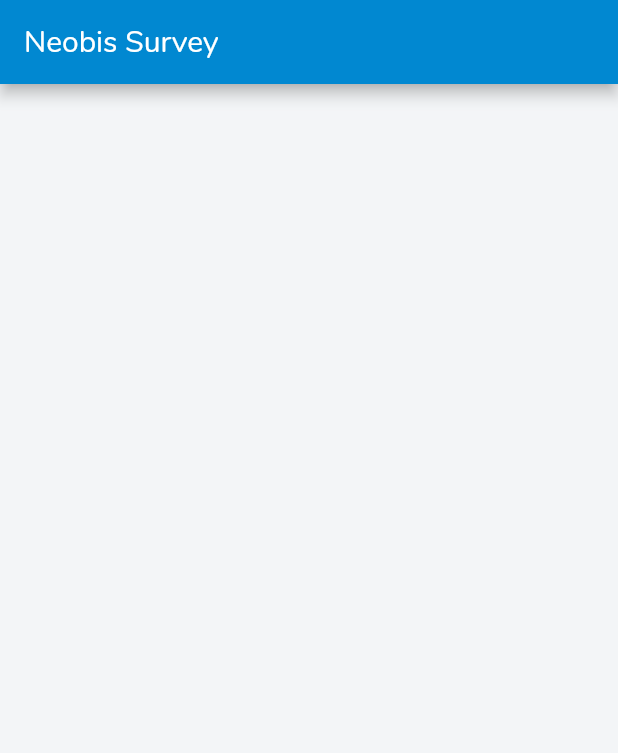
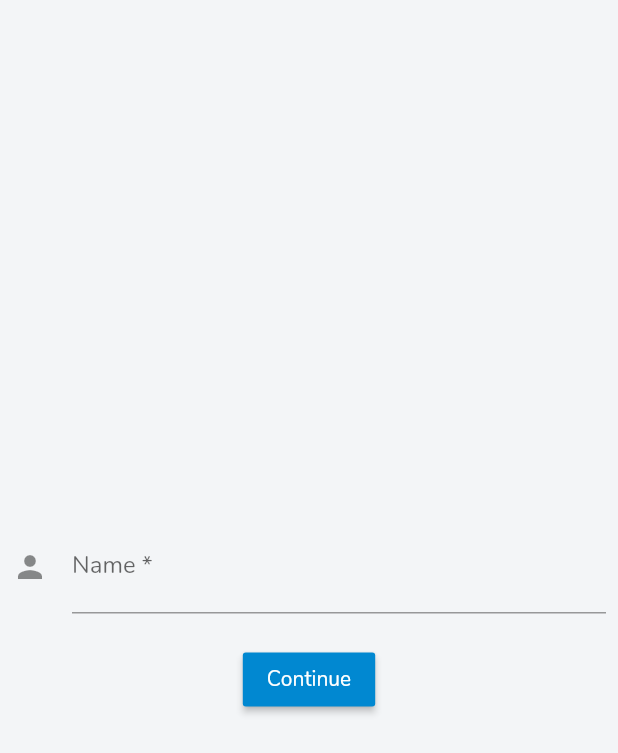
Before and after one commit to Rysbai/my_survey_mobile, a Flutter app: the screen it shows after launch, on a phone screen of 412 x 824 dp. Shown: the top 753 px of the screen. Run offline on Flutter 3.47's test engine with Material 2 defaults, Android fonts, the phone set to English and light mode, and no system bars; our stand-ins replace graphql, shared_preferences.

Commit message:
Implemented auth

```diff
--- /dev/null
+++ b/lib/api/user.dart
@@ -0,0 +1,38 @@
+import 'package:graphql/client.dart';
+import 'package:neobissurvey/api/base.dart';
+import 'package:neobissurvey/constants/shared_presences_keys.dart';
+import 'package:neobissurvey/entities/user.dart';
+import 'package:neobissurvey/factories/user.dart';
+import 'package:shared_preferences/shared_preferences.dart';
+
+class UserApi {
+  static Future<User> auth(User user) async {
+    final String query = r'''
+      mutation CreateSurvey ($name: String!) {
+        auth(name: $name)
+          {
+            message,
+            token,
+            user
+              { id, name}
+          }
+        }
+    ''';
+
+    final QueryOptions queryOptions = QueryOptions(
+        documentNode: gql(query),
+        variables: <String, dynamic>{"name": user.name});
+
+    final QueryResult result = await client.query(queryOptions);
+
+    if (result.hasException) {
+      throw Exception('WTF');
+    }
+
+    final String token = result.data['auth']['token'];
+    final prefs = await SharedPreferences.getInstance();
+    prefs.setString(USER_TOKEN, token);
+
+    return UserEntityFactory.fromMap(result.data["auth"]["user"]);
+  }
+}
--- /dev/null
+++ b/lib/constants/auth_statuses.dart
@@ -0,0 +1,4 @@
+const String AUTH_NOT_DETERMINED = 'AUTH_NOT_DETERMINED';
+const String AUTH_IN_PROGRESS = "AUTH_IN_PROGRESS";
+const String AUTH_FAILED = "AUTH_FAILED";
+const String AUTH_SUCCEEDED = "AUTH_SUCCEEDED";
--- /dev/null
+++ b/lib/constants/shared_presences_keys.dart
@@ -0,0 +1 @@
+const String USER_TOKEN = 'userToken';
--- /dev/null
+++ b/lib/entities/user.dart
@@ -0,0 +1,6 @@
+class User {
+  String id;
+  String name;
+
+  User({this.id, this.name});
+}
--- /dev/null
+++ b/lib/factories/user.dart
@@ -0,0 +1,19 @@
+import 'dart:convert';
+
+import 'package:neobissurvey/entities/user.dart';
+
+class UserEntityFactory {
+  static User fromJsonString(String jsonString) {
+    final data = json.decode(jsonString);
+
+    return UserEntityFactory.fromMap(data);
+  }
+
+  static User fromMap(Map<String, dynamic> map) {
+    return UserEntityFactory.create(id: map["id"], name: map["name"]);
+  }
+
+  static User create({String id, String name}) {
+    return User(id: id, name: name);
+  }
+}
--- a/lib/main.dart
+++ b/lib/main.dart
@@ -1,5 +1,5 @@
 import 'package:flutter/material.dart';
-import 'package:neobissurvey/screens/home.dart';
+import 'package:neobissurvey/screens/root_screen.dart';
 import 'package:neobissurvey/theme/main.dart';
 
 void main() {
@@ -10,9 +10,9 @@ class MyApp extends StatelessWidget {
   @override
   Widget build(BuildContext context) {
     return MaterialApp(
-      title: 'Neobis Survey',
+      title: 'NeobisSurvey',
       theme: defaultTheme,
-      home: HomeScreen(),
+      home: RootScreen(),
     );
   }
 }
--- /dev/null
+++ b/lib/screens/login.dart
@@ -0,0 +1,73 @@
+import 'package:flutter/cupertino.dart';
+import 'package:flutter/material.dart';
+import 'package:neobissurvey/api/user.dart';
+import 'package:neobissurvey/constants/auth_statuses.dart';
+import 'package:neobissurvey/entities/user.dart';
+import 'package:neobissurvey/factories/user.dart';
+import 'package:neobissurvey/screens/home.dart';
+
+class AuthScreen extends StatefulWidget {
+  AuthScreen({Key key, this.loginSuccessCallback}) : super(key: key);
+  final VoidCallback loginSuccessCallback;
+  _AuthScreenState createState() => _AuthScreenState();
+}
+
+class _AuthScreenState extends State<AuthScreen> {
+  final _textInputKey = new GlobalKey<FormState>();
+  String authState = AUTH_NOT_DETERMINED;
+
+  @override
+  Widget build(BuildContext context) {
+    return Scaffold(
+      body: Padding(
+        padding: const EdgeInsets.all(8.0),
+        child: Center(
+            child: Column(
+          mainAxisAlignment: MainAxisAlignment.center,
+          crossAxisAlignment: CrossAxisAlignment.center,
+          children: <Widget>[
+            Form(
+              key: _textInputKey,
+              child: TextFormField(
+                decoration: InputDecoration(
+                    icon: Icon(Icons.person),
+                    hintText: 'Enter your name',
+                    labelText: 'Name *'),
+                onSaved: (String name) {
+                  final User user =
+                      UserEntityFactory.create(id: '', name: name);
+                  UserApi.auth(user)
+                      .then((value) => widget.loginSuccessCallback())
+                      .catchError((exception) => {});
+                },
+              ),
+            ),
+            SizedBox(height: 20.0),
+            RaisedButton(
+              color: Theme.of(context).primaryColor,
+              child: Text(
+                'Continue',
+                style: TextStyle(color: Colors.white),
+              ),
+              onPressed: authState == AUTH_IN_PROGRESS
+                  ? null
+                  : () {
+                      setState(() {
+                        authState = AUTH_IN_PROGRESS;
+                      });
+                      final form = _textInputKey.currentState;
+                      if (form.validate()) {
+                        form.save();
+                      } else {
+                        setState(() {
+                          authState = AUTH_FAILED;
+                        });
+                      }
+                    },
+            )
+          ],
+        )),
+      ),
+    );
+  }
+}
--- /dev/null
+++ b/lib/screens/root_screen.dart
@@ -0,0 +1,55 @@
+import 'package:flutter/material.dart';
+import 'package:neobissurvey/constants/auth_statuses.dart';
+import 'package:neobissurvey/screens/home.dart';
+import 'package:neobissurvey/screens/login.dart';
+import 'package:shared_preferences/shared_preferences.dart';
+
+class RootScreen extends StatefulWidget {
+  _RootScreenState createState() => _RootScreenState();
+}
+
+class _RootScreenState extends State<RootScreen> {
+  String authState = AUTH_NOT_DETERMINED;
+  @override
+  Widget build(BuildContext context) {
+    switch (authState) {
+      case AUTH_SUCCEEDED:
+        return HomeScreen();
+        break;
+
+      case AUTH_NOT_DETERMINED:
+        return AuthScreen(
+          loginSuccessCallback: loginSuccessCallback,
+        );
+        break;
+
+      default:
+        return AuthScreen();
+    }
+  }
+
+  @override
+  void initState() {
+    super.initState();
+
+    SharedPreferences.getInstance().then((pref) {
+      final String token = pref.getString('authToken') ?? '';
+
+      if (token.length == 0) {
+        setState(() {
+          authState = AUTH_NOT_DETERMINED;
+        });
+      } else {
+        setState(() {
+          authState = AUTH_SUCCEEDED;
+        });
+      }
+    });
+  }
+
+  void loginSuccessCallback() {
+    setState(() {
+      authState = AUTH_SUCCEEDED;
+    });
+  }
+}
--- a/lib/theme/main.dart
+++ b/lib/theme/main.dart
@@ -7,4 +7,5 @@ ThemeData defaultTheme = ThemeData(
   secondaryHeaderColor: Color(0xFFFFEA00),
   accentColor: Color(0xFFD8ECF1),
   scaffoldBackgroundColor: Color(0xFFF3F5F7),
-    fontFamily: 'Nunito');
+  fontFamily: 'Nunito',
+);
--- a/pubspec.yaml
+++ b/pubspec.yaml
@@ -28,6 +28,8 @@ dependencies:
   # The following adds the Cupertino Icons font to your application.
   # Use with the CupertinoIcons class for iOS style icons.
   cupertino_icons: ^0.1.3
+  graphql: ^3.0.0
+  shared_preferences: 0.5.7+3
 
 dev_dependencies:
   flutter_test:
```
Also changed, not shown: lib/api/base.dart (added, +13 -0 lines), lib/entities/survey.dart (added, +31 -0 lines), lib/factories/survey.dart (added, +97 -0 lines), lib/screens/home.dart (+30 -4 lines), lib/widgets/survey_card.dart (added, +19 -0 lines), lib/api/survey.dart (added), pubspec.lock. Lines whose indentation alone changed are shown as unchanged.
